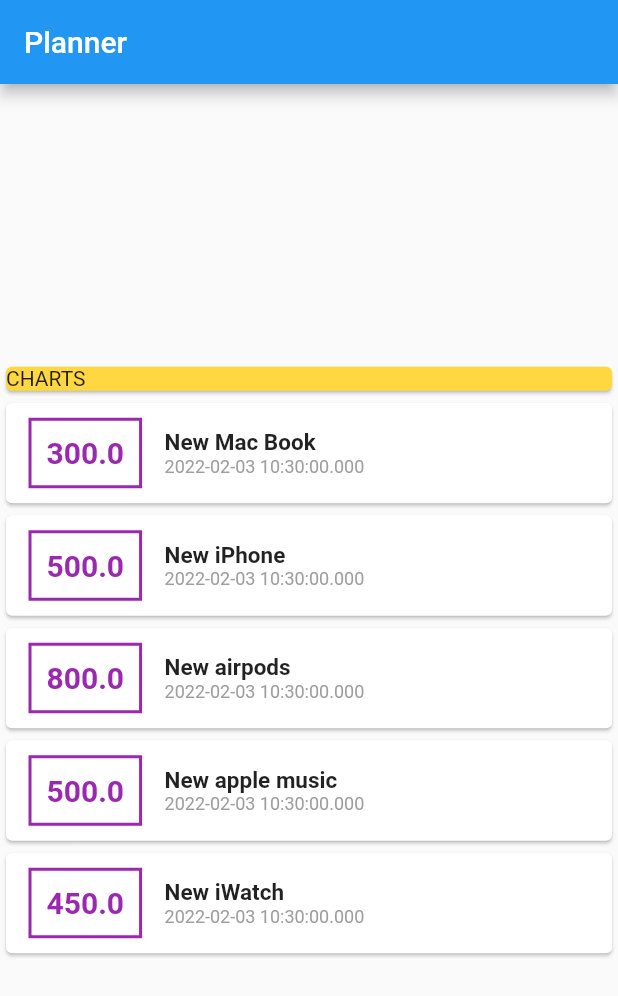
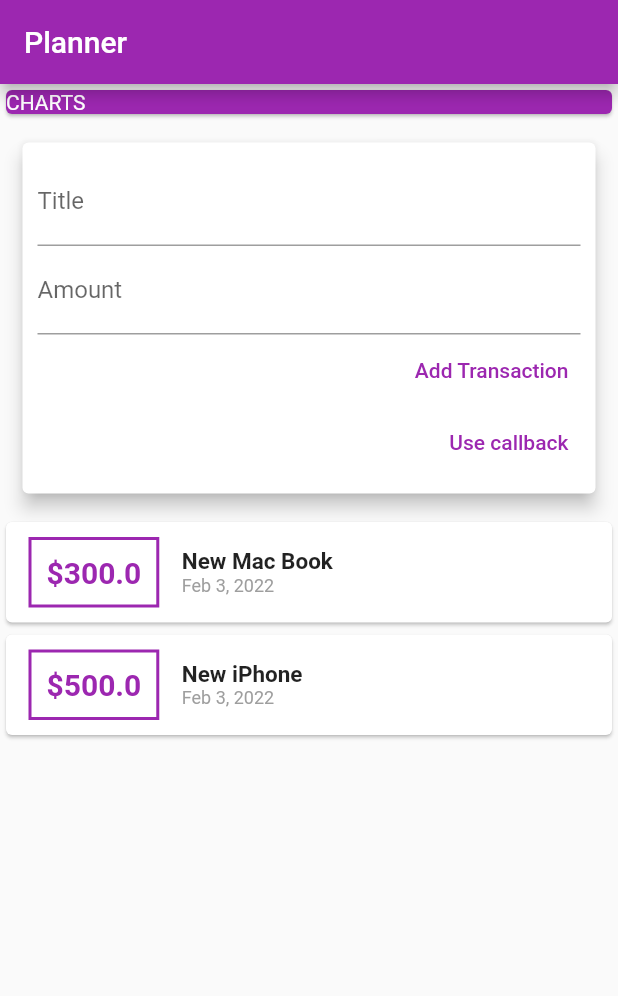
Before and after one commit to famousfishi/planner_world, a Flutter app: the screen it shows after launch, on a phone screen of 412 x 824 dp. Shown: the top 996 px of the screen. Run offline on Flutter 3.47's test engine with Material 2 defaults, Android fonts, the phone set to English and light mode, and no system bars.

Commit message:
added more widgets for transaction planning

```diff
--- a/lib/main.dart
+++ b/lib/main.dart
@@ -1,5 +1,7 @@
+import 'dart:ui';
+
 import 'package:flutter/material.dart';
-import './models/transaction.dart';
+import './widgets/user_transaction.dart';
 
 void main() {
   runApp(const MyApp());
@@ -20,32 +22,17 @@ class MyApp extends StatelessWidget {
 class HomePage extends StatelessWidget {
   HomePage({Key? key}) : super(key: key);
 
-// initialize to an empty List/Array
-  final List<Transaction> transactions = [
-    Transaction(
-        id: 't1', amount: 300.00, date: DateTime.now(), title: 'New Mac Book'),
-    Transaction(
-        id: 't2', amount: 500.00, date: DateTime.now(), title: 'New iPhone'),
-    Transaction(
-        id: 't3', amount: 800.00, date: DateTime.now(), title: 'New airpods'),
-    Transaction(
-        id: 't4',
-        amount: 500.00,
-        date: DateTime.now(),
-        title: 'New apple music'),
-    Transaction(
-        id: 't5', amount: 450.00, date: DateTime.now(), title: 'New iWatch')
-  ];
-
   @override
   Widget build(BuildContext context) {
     return Scaffold(
         appBar: AppBar(
+          backgroundColor: Colors.purple,
           title: const Text('Planner'),
         ),
-        body: Column(
-          mainAxisAlignment: MainAxisAlignment.center,
-          crossAxisAlignment: CrossAxisAlignment.center,
+        body: SingleChildScrollView(
+          child: Column(
+            mainAxisAlignment: MainAxisAlignment.start,
+            // crossAxisAlignment: CrossAxisAlignment.center,
             // ignore: prefer_const_literals_to_create_immutables
             children: [
               // ignore: prefer_const_constructors
@@ -53,51 +40,16 @@ class HomePage extends StatelessWidget {
                 width: double.infinity,
                 // ignore: prefer_const_constructors
                 child: Card(
-                color: Colors.amberAccent,
-                child: const Text('CHARTS'),
+                  color: Colors.purple,
+                  child: const Text(
+                    'CHARTS',
+                    style: TextStyle(color: Colors.white),
                   ),
                 ),
-            Column(
-                children: transactions
-                    .map((transaction) => Card(
-                          child: Row(
-                            children: [
-                              Container(
-                                margin: const EdgeInsets.symmetric(
-                                    vertical: 10, horizontal: 15),
-                                decoration: BoxDecoration(
-                                    border: Border.all(
-                                        color: Colors.purple, width: 2.0)),
-                                padding: const EdgeInsets.all(10.0),
-                                child: Text(
-                                  transaction.amount.toString(),
-                                  style: TextStyle(
-                                      fontWeight: FontWeight.bold,
-                                      fontSize: 20,
-                                      color: Colors.purple),
               ),
-                              ),
-                              Column(
-                                crossAxisAlignment: CrossAxisAlignment.start,
-                                children: [
-                                  Text(
-                                    transaction.title,
-                                    style: TextStyle(
-                                        fontSize: 15,
-                                        fontWeight: FontWeight.bold),
-                                  ),
-                                  Text(
-                                    transaction.date.toString(),
-                                    style: TextStyle(
-                                        color: Colors.grey, fontSize: 12.0),
-                                  )
-                                ],
-                              )
+              UserTransaction()
             ],
           ),
-                        ))
-                    .toList())
-          ],
         ));
   }
 }
--- /dev/null
+++ b/lib/widgets/new_transaction.dart
@@ -0,0 +1,65 @@
+import 'package:flutter/material.dart';
+import '../models/transaction.dart';
+
+class NewTransaction extends StatelessWidget {
+  // String amountInput = '';
+  // String titleInput = '';
+
+  final titleController = TextEditingController();
+  final amountController = TextEditingController();
+
+  final Function addNewTransaction;
+
+  final Function voidCallbackUse;
+
+  NewTransaction(
+      {required this.addNewTransaction, required this.voidCallbackUse});
+
+  @override
+  Widget build(BuildContext context) {
+    return Card(
+      margin: EdgeInsets.all(15.0),
+      elevation: 5.0,
+      child: Container(
+        padding: EdgeInsets.all(10),
+        child: Column(
+          crossAxisAlignment: CrossAxisAlignment.end,
+          children: [
+            TextField(
+              decoration: InputDecoration(labelText: 'Title'),
+              // onChanged: (value) {
+              //   titleInput = value;
+              // },
+              controller: titleController,
+            ),
+            TextField(
+                // onChanged: (value) {
+                //   amountInput = value;
+                // },
+                controller: amountController,
+                decoration: InputDecoration(
+                  labelText: 'Amount',
+                )),
+            TextButton(
+                onPressed: () {
+                  addNewTransaction(titleController.text,
+                      double.parse(amountController.text));
+                },
+                child: Text(
+                  'Add Transaction',
+                  style: TextStyle(color: Colors.purple),
+                )),
+            TextButton(
+                onPressed: () {
+                  voidCallbackUse;
+                },
+                child: Text(
+                  'Use callback',
+                  style: TextStyle(color: Colors.purple),
+                ))
+          ],
+        ),
+      ),
+    );
+  }
+}
--- /dev/null
+++ b/lib/widgets/transaction_list.dart
@@ -0,0 +1,52 @@
+import 'package:flutter/material.dart';
+import 'package:intl/intl.dart';
+import 'package:my_personal_planner/models/transaction.dart';
+
+class TransactionList extends StatelessWidget {
+  final List<Transaction> transactionList;
+
+  TransactionList({required this.transactionList});
+
+  @override
+  Widget build(BuildContext context) {
+    return Column(
+        children: transactionList
+            .map((transaction) => Card(
+                  child: Row(
+                    children: [
+                      Container(
+                        margin: const EdgeInsets.symmetric(
+                            vertical: 10, horizontal: 15),
+                        decoration: BoxDecoration(
+                            border:
+                                Border.all(color: Colors.purple, width: 2.0)),
+                        padding: const EdgeInsets.all(10.0),
+                        child: Text(
+                          '\$${transaction.amount}',
+                          style: const TextStyle(
+                              fontWeight: FontWeight.bold,
+                              fontSize: 20,
+                              color: Colors.purple),
+                        ),
+                      ),
+                      Column(
+                        crossAxisAlignment: CrossAxisAlignment.start,
+                        children: [
+                          Text(
+                            transaction.title,
+                            style: const TextStyle(
+                                fontSize: 15, fontWeight: FontWeight.bold),
+                          ),
+                          Text(
+                            DateFormat.yMMMd().format(transaction.date),
+                            style: const TextStyle(
+                                color: Colors.grey, fontSize: 12.0),
+                          )
+                        ],
+                      )
+                    ],
+                  ),
+                ))
+            .toList());
+  }
+}
--- /dev/null
+++ b/lib/widgets/user_transaction.dart
@@ -0,0 +1,56 @@
+import 'package:flutter/material.dart';
+import '../models/transaction.dart';
+import './new_transaction.dart';
+import './transaction_list.dart';
+
+class UserTransaction extends StatefulWidget {
+  const UserTransaction({Key? key}) : super(key: key);
+
+  @override
+  _UserTransactionState createState() => _UserTransactionState();
+}
+
+class _UserTransactionState extends State<UserTransaction> {
+  final List<Transaction> _transactions = [
+    Transaction(
+        id: 't1', amount: 300.00, date: DateTime.now(), title: 'New Mac Book'),
+    Transaction(
+        id: 't2', amount: 500.00, date: DateTime.now(), title: 'New iPhone'),
+  ];
+
+  String testCallBackString = '';
+
+  @override
+  Widget build(BuildContext context) {
+    return Column(
+      children: [
+        NewTransaction(
+          addNewTransaction: _addNewTransaction,
+          voidCallbackUse: _test,
+        ),
+        TransactionList(
+          transactionList: _transactions,
+        )
+      ],
+    );
+  }
+
+  String _test() {
+    setState(() {
+      testCallBackString = "test";
+    });
+    return testCallBackString;
+  }
+
+  void _addNewTransaction(String transactionTitle, double transactionAmount) {
+    final newTransaction = Transaction(
+        id: DateTime.now().toString(),
+        amount: transactionAmount,
+        date: DateTime.now(),
+        title: transactionTitle);
+
+    setState(() {
+      _transactions.add(newTransaction);
+    });
+  }
+}
--- a/pubspec.yaml
+++ b/pubspec.yaml
@@ -29,6 +29,7 @@ environment:
 dependencies:
   flutter:
     sdk: flutter
+  intl: ^0.17.0
 
 
   # The following adds the Cupertino Icons font to your application.
```
Also changed, not shown: pubspec.lock. Lines whose indentation alone changed are shown as unchanged.
